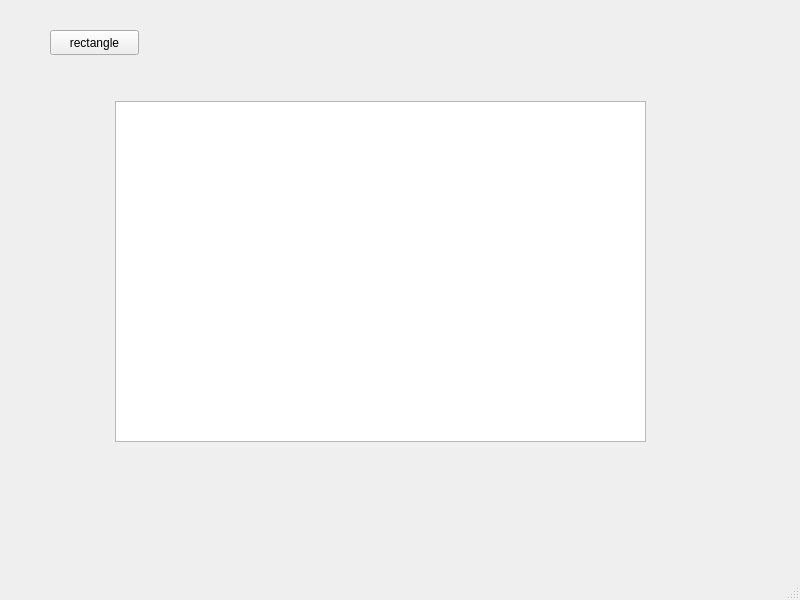
This is mainwindow.ui in qwint2ez/lab1task2 as Qt 5 draws it before an edit. The edited form follows.
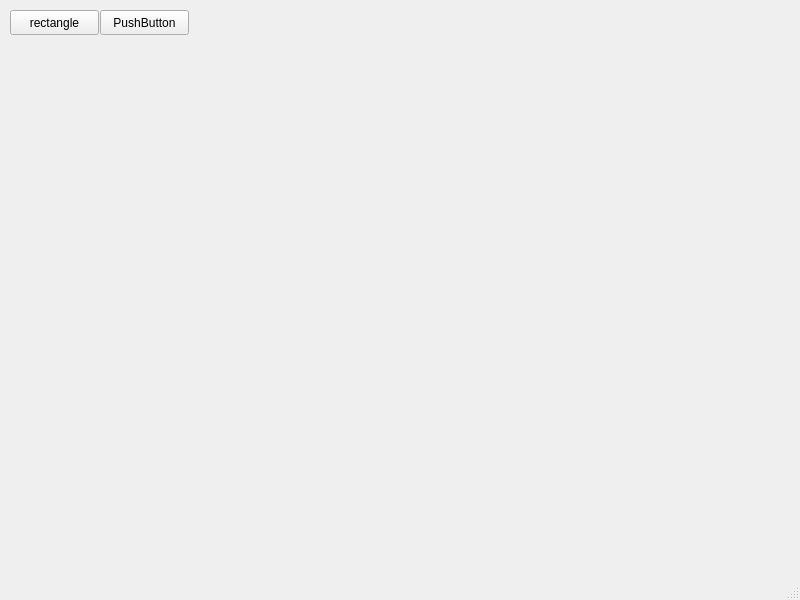
This is the edited form. Custom widgets are drawn as their Qt base class.

```diff
--- a/mainwindow.ui
+++ b/mainwindow.ui
@@ -17,8 +17,8 @@
    <widget class="QPushButton" name="rectangle">
     <property name="geometry">
      <rect>
-      <x>50</x>
-      <y>30</y>
+      <x>10</x>
+      <y>10</y>
       <width>89</width>
       <height>25</height>
      </rect>
@@ -27,16 +27,29 @@
      <string>rectangle</string>
     </property>
    </widget>
-   <widget class="QGraphicsView" name="graphicsView">
+   <widget class="MyGraphicsView" name="graphicsView" native="true">
     <property name="geometry">
      <rect>
-      <x>115</x>
-      <y>101</y>
+      <x>70</x>
+      <y>90</y>
       <width>531</width>
       <height>341</height>
      </rect>
     </property>
    </widget>
+   <widget class="QPushButton" name="pushButton">
+    <property name="geometry">
+     <rect>
+      <x>100</x>
+      <y>10</y>
+      <width>89</width>
+      <height>25</height>
+     </rect>
+    </property>
+    <property name="text">
+     <string>PushButton</string>
+    </property>
+   </widget>
   </widget>
   <widget class="QMenuBar" name="menubar">
    <property name="geometry">
@@ -50,6 +63,13 @@
   </widget>
   <widget class="QStatusBar" name="statusbar"/>
  </widget>
+ <customwidgets>
+  <customwidget>
+   <class>MyGraphicsView</class>
+   <extends>QWidget</extends>
+   <header>mygraphicsview.h</header>
+  </customwidget>
+ </customwidgets>
  <resources/>
  <connections/>
 </ui>
```
